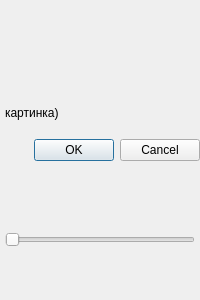
Qt form ui/inhance_dialog.ui (petinPetya/qt) before a commit.
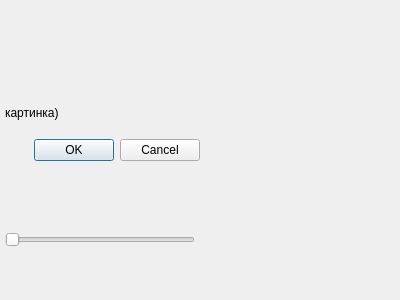
The same form after that commit.

Commit message: added: dialog window in editing

```diff
--- a/ui/inhance_dialog.ui
+++ b/ui/inhance_dialog.ui
@@ -6,7 +6,7 @@
    <rect>
     <x>0</x>
     <y>0</y>
-    <width>200</width>
+    <width>400</width>
     <height>300</height>
    </rect>
   </property>
@@ -34,7 +34,7 @@
     <rect>
      <x>5</x>
      <y>5</y>
-     <width>190</width>
+     <width>390</width>
      <height>215</height>
     </rect>
    </property>
```
The commit also changes 2 other files.
